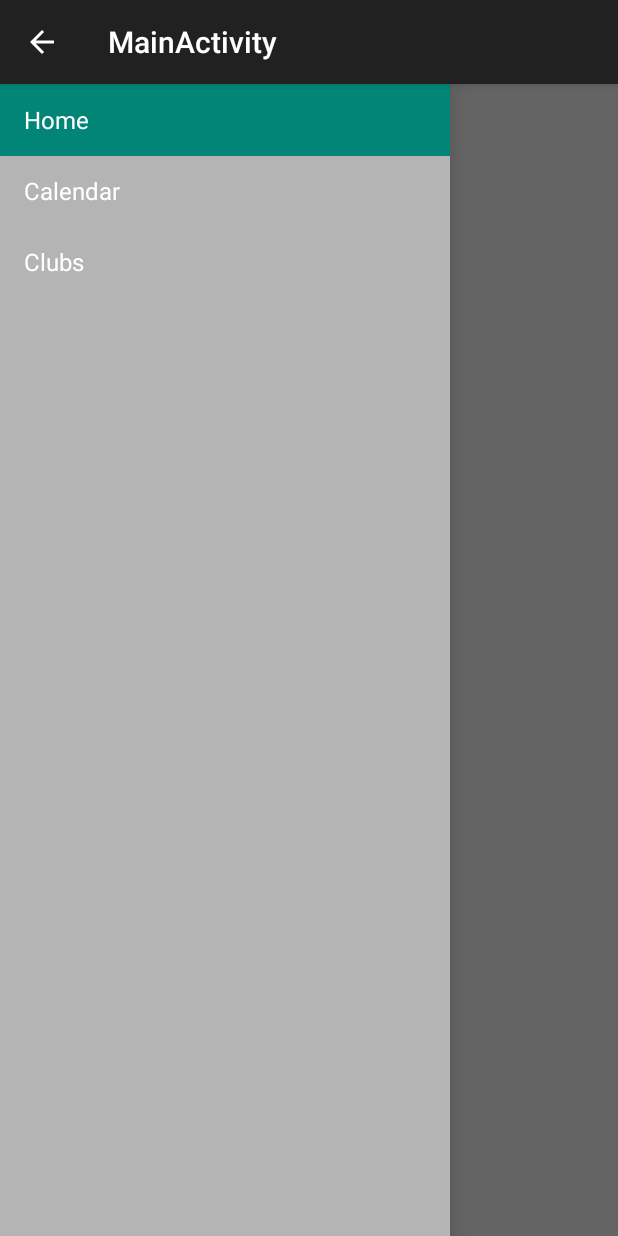
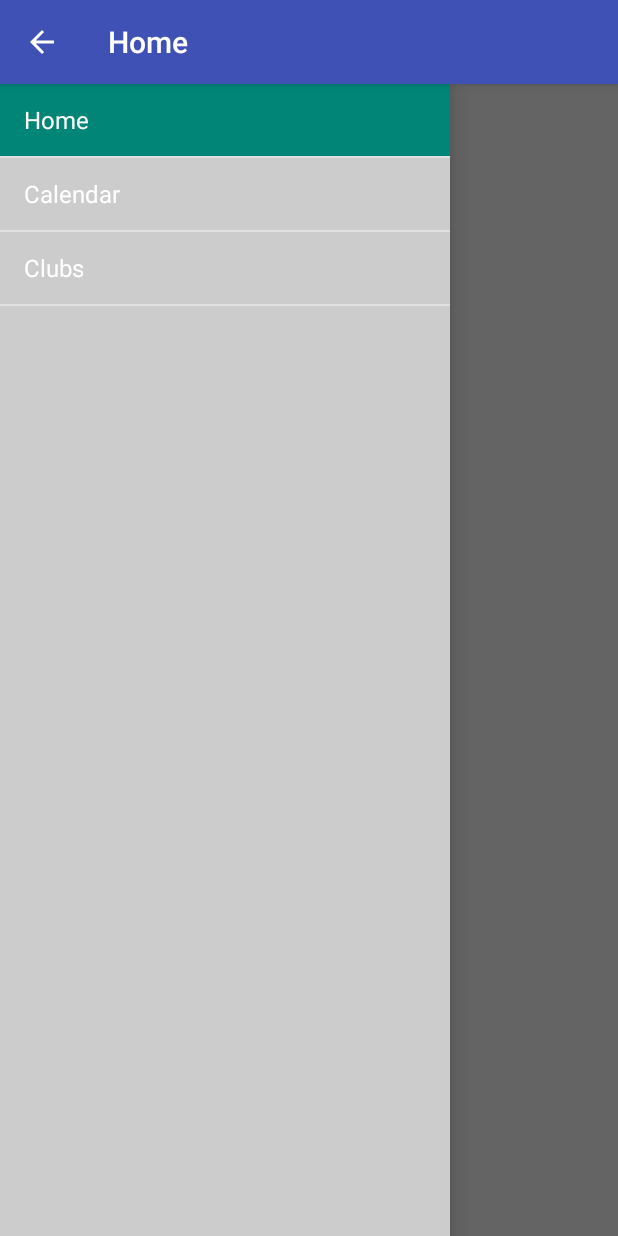
Before and after one commit to AtulMadhugiri/sentio, an Android app: the screen it shows after launch (MainActivity), on a phone screen of 412 x 824 dp. Run offline under Robolectric (Android 15) with nearby library versions, the phone set to English and light mode, and no system bars; 3 statements that could not run were skipped.

Commit message:
Colors and names to nav drawer

```diff
--- a/app/src/main/java/com/stemfbla/sentio/HomeFragment.java
+++ b/app/src/main/java/com/stemfbla/sentio/HomeFragment.java
@@ -25,7 +25,6 @@ public class HomeFragment extends Fragment {
     public View onCreateView(LayoutInflater inflater, ViewGroup container,
                              Bundle savedInstanceState) {
         View view = inflater.inflate(R.layout.fragment_home, container, false);
-
         return view;
     }
 
--- a/app/src/main/res/layout/fragment_navigation_drawer.xml
+++ b/app/src/main/res/layout/fragment_navigation_drawer.xml
@@ -3,7 +3,7 @@
           android:layout_width="match_parent"
           android:layout_height="match_parent"
           android:choiceMode="singleChoice"
-          android:divider="@android:color/transparent"
-          android:dividerHeight="0dp"
-          android:background="#cccc"
+          android:divider="@color/material_divider"
+          android:dividerHeight="1dp"
+          android:background="#cccccc"
           tools:context="com.stemfbla.sentio.NavigationDrawerFragment"/>
--- a/app/src/main/res/values/colors.xml
+++ b/app/src/main/res/values/colors.xml
@@ -34,8 +34,8 @@
 
     <color name = "material_divider">#e1e1e1</color>
 
-    <color name = "colorPrimary">@color/material_teal_500</color>
-    <color name = "colorPrimaryDark">@color/material_teal_700</color>
+    <color name = "colorPrimary">@color/material_indigo_500</color>
+    <color name = "colorPrimaryDark">@color/material_indigo_700</color>
     <color name = "colorAccent">@color/material_light_green_A200</color>
     <color name = "colorAccentDark">@color/material_light_green_A400</color>
     <color name = "colorAccentDarker">@color/material_light_green_A700</color>
--- a/app/src/main/res/values/styles.xml
+++ b/app/src/main/res/values/styles.xml
@@ -1,4 +1,10 @@
 <resources>
-    <style name="AppTheme" parent="Theme.AppCompat.Light.DarkActionBar">
+    <style name="AppTheme" parent="@style/Theme.AppCompat.Light.DarkActionBar">
+        <item name="android:actionBarStyle">@style/MyActionBar</item>
+        <item name="actionBarStyle">@style/MyActionBar</item>
+    </style>
+    <style name="MyActionBar" parent="@style/Widget.AppCompat.Light.ActionBar.Solid.Inverse">
+        <item name="android:background">@color/colorPrimary</item>
+        <item name="background">@color/colorPrimary</item>
     </style>
 </resources>
```
Also changed, not shown: app/src/main/java/com/stemfbla/sentio/MainActivity.java (+3 -26 lines).
